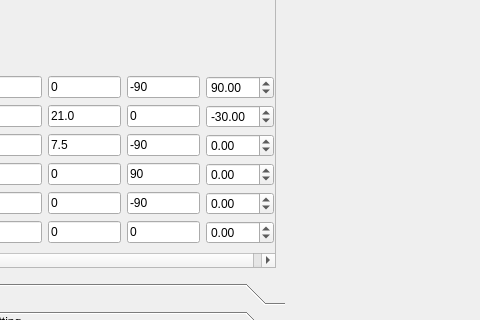
newuniverse/In-air-interaction, file UIs/mainWindow.ui: the form before one commit; both pictures show x 88 to 568 and y 410 to 730 of the 1439 by 827 pixel window.
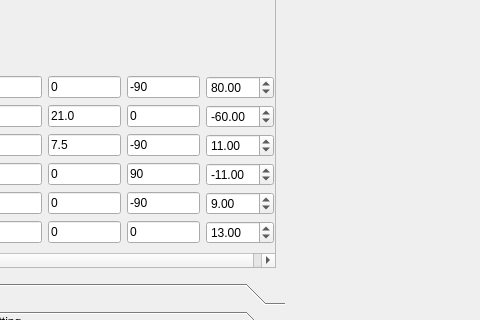
The form after the commit. Custom widgets are drawn as their Qt base class.

What changed in the file:
```diff
--- a/UIs/mainWindow.ui
+++ b/UIs/mainWindow.ui
@@ -834,7 +834,7 @@
                <double>180.000000000000000</double>
               </property>
               <property name="value">
-               <double>90.000000000000000</double>
+               <double>80.000000000000000</double>
               </property>
              </widget>
             </item>
@@ -879,7 +879,7 @@
                <double>180.000000000000000</double>
               </property>
               <property name="value">
-               <double>-30.000000000000000</double>
+               <double>-60.000000000000000</double>
               </property>
              </widget>
             </item>
@@ -924,7 +924,7 @@
                <double>180.000000000000000</double>
               </property>
               <property name="value">
-               <double>0.000000000000000</double>
+               <double>11.000000000000000</double>
               </property>
              </widget>
             </item>
@@ -969,7 +969,7 @@
                <double>180.000000000000000</double>
               </property>
               <property name="value">
-               <double>0.000000000000000</double>
+               <double>-11.000000000000000</double>
               </property>
              </widget>
             </item>
@@ -1014,7 +1014,7 @@
                <double>180.000000000000000</double>
               </property>
               <property name="value">
-               <double>0.000000000000000</double>
+               <double>9.000000000000000</double>
               </property>
              </widget>
             </item>
@@ -1058,6 +1058,9 @@
               <property name="maximum">
                <double>180.000000000000000</double>
               </property>
+              <property name="value">
+               <double>13.000000000000000</double>
+              </property>
              </widget>
             </item>
            </layout>
```
